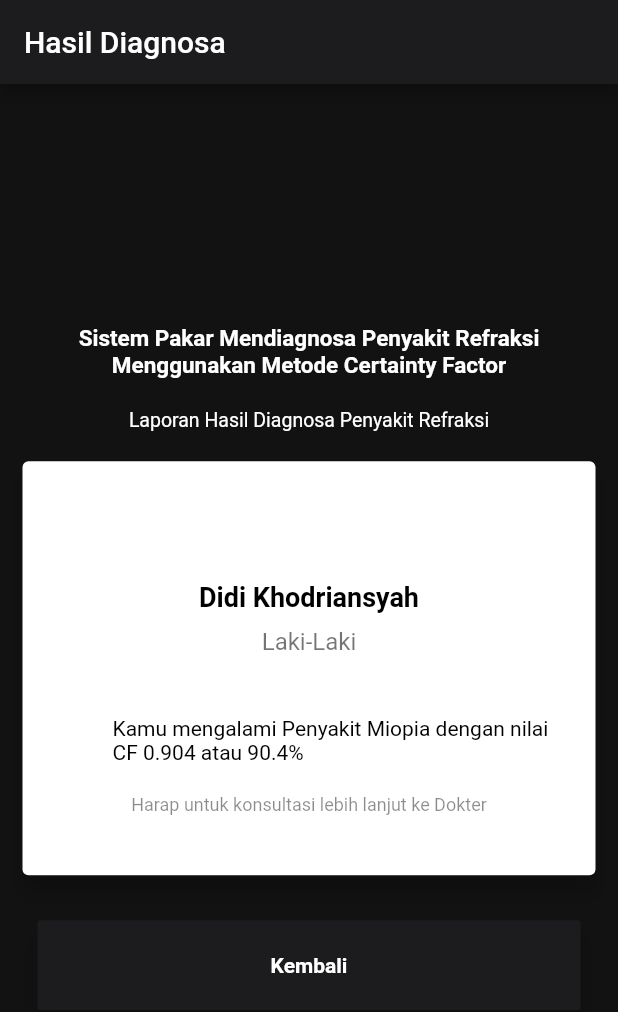
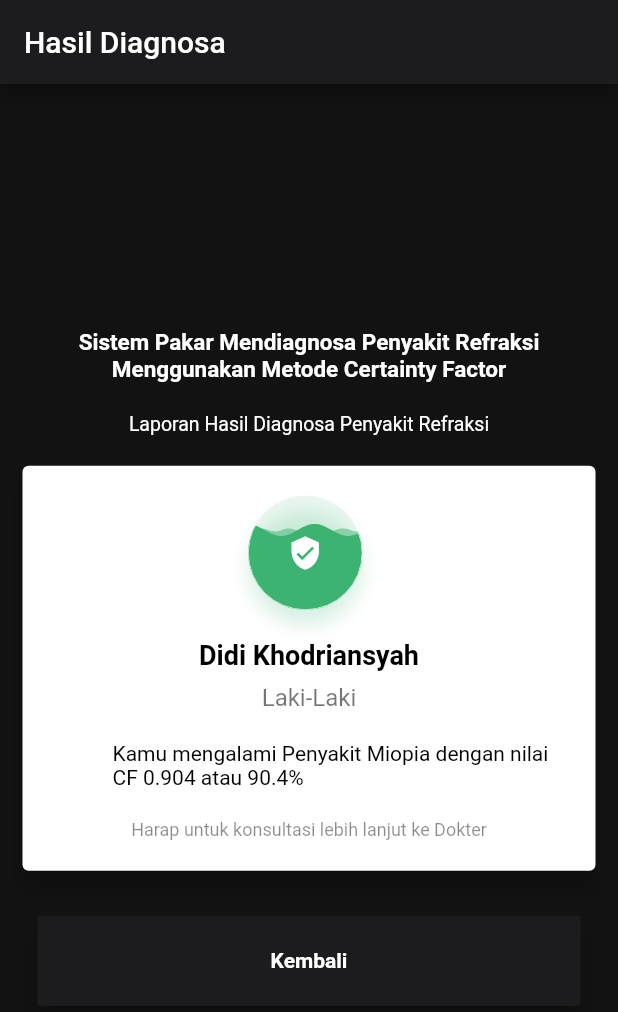
Before and after one commit to didiansyah/sistempakarfinal, a Flutter app: the HasilDiagnosa screen opened directly, on a phone screen of 412 x 824 dp. Shown: the top 1012 px of the screen. Run offline on Flutter 3.47's test engine with Material 2 defaults, Android fonts, the phone set to English and light mode, and no system bars; our stand-ins replace animated_text_kit, font_awesome_flutter, shared_preferences; missing offline and left inert: grouped_checkbox; accounts and stored records are empty; Roboto replaces fonts that are missing (Montserrat).

Commit message:
third commit

```diff
--- /dev/null
+++ b/lib/components/screensize.dart
@@ -0,0 +1,7 @@
+import 'package:flutter/material.dart';
+
+const double baseHeight = 650.0;
+
+double screenAwareSize(double size, BuildContext context) {
+  return size * MediaQuery.of(context).size.height / baseHeight;
+}
--- /dev/null
+++ b/lib/components/wave_progress.dart
@@ -0,0 +1,146 @@
+import 'dart:math';
+
+import 'package:flutter/material.dart';
+
+class WaveProgress extends StatefulWidget {
+  final double size;
+  final Color borderColor, fillColor;
+  final double progress;
+
+  WaveProgress(this.size, this.borderColor, this.fillColor, this.progress);
+
+  @override
+  WaveProgressState createState() => new WaveProgressState();
+}
+
+class WaveProgressState extends State<WaveProgress>
+    with TickerProviderStateMixin {
+  AnimationController controller;
+
+  @override
+  void initState() {
+    super.initState();
+    controller = AnimationController(
+      vsync: this,
+      duration: Duration(milliseconds: 2500),
+    );
+
+    controller.repeat();
+  }
+
+  @override
+  void dispose() {
+    controller.dispose();
+    super.dispose();
+  }
+
+  @override
+  Widget build(BuildContext context) {
+    return new Container(
+        width: widget.size,
+        height: widget.size,
+        decoration: new BoxDecoration(
+            color: widget.fillColor.withOpacity(.1),
+            shape: BoxShape.circle,
+            boxShadow: [
+              BoxShadow(
+                  color: widget.fillColor.withOpacity(.2),
+                  blurRadius: 10,
+                  offset: Offset(0, 10))
+            ]),
+        child: ClipPath(
+            clipper: CircleClipper(),
+            child: new AnimatedBuilder(
+                animation: controller,
+                builder: (BuildContext context, Widget child) {
+                  return new CustomPaint(
+                      painter: WaveProgressPainter(
+                          controller,
+                          widget.borderColor,
+                          widget.fillColor,
+                          widget.progress));
+                })));
+  }
+}
+
+class WaveProgressPainter extends CustomPainter {
+  Animation<double> _animation;
+  Color borderColor, fillColor;
+  double _progress;
+
+  WaveProgressPainter(
+      this._animation, this.borderColor, this.fillColor, this._progress)
+      : super(repaint: _animation);
+
+  @override
+  void paint(Canvas canvas, Size size) {
+    // draw small wave
+    Paint wave2Paint = new Paint()..color = fillColor.withOpacity(0.5);
+    double p = _progress / 100.0;
+    double n = 4.2;
+    double amp = 1.0;
+    double baseHeight = (1 - p) * size.height;
+
+    Path path = Path();
+    path.moveTo(0.0, baseHeight);
+    for (double i = 0.0; i < size.width; i++) {
+      path.lineTo(
+          i,
+          baseHeight +
+              sin((i / size.width * 2 * pi * n) +
+                      (_animation.value * 2 * pi) +
+                      pi * 1) *
+                  amp);
+    }
+
+    path.lineTo(size.width, size.height);
+    path.lineTo(0.0, size.height);
+    path.close();
+    canvas.drawPath(path, wave2Paint);
+
+    // draw big wave
+    Paint wave1Paint = new Paint()..color = fillColor;
+    n = 1.7;
+    amp = 4.0;
+
+    path = Path();
+    path.moveTo(0.0, baseHeight);
+    for (double i = 0.0; i < size.width; i++) {
+      path.lineTo(
+          i,
+          baseHeight +
+              sin((i / size.width * 2 * pi * n) + (_animation.value * 2 * pi)) *
+                  amp);
+    }
+
+    path.lineTo(size.width, size.height);
+    path.lineTo(0.0, size.height);
+    path.close();
+    canvas.drawPath(path, wave1Paint);
+
+    // draw border
+    Paint borderPaint = new Paint()
+      ..color = borderColor
+      ..style = PaintingStyle.stroke;
+
+    canvas.drawCircle(size.center(Offset.zero), size.width / 2, borderPaint);
+  }
+
+  @override
+  bool shouldRepaint(CustomPainter oldDelegate) => true;
+}
+
+class CircleClipper extends CustomClipper<Path> {
+  @override
+  Path getClip(Size size) {
+    return Path()
+      ..addOval(new Rect.fromCircle(
+          center: new Offset(size.width / 2, size.height / 2),
+          radius: size.width / 2));
+  }
+
+  @override
+  bool shouldReclip(CustomClipper<Path> oldClipper) {
+    return true;
+  }
+}
--- a/lib/screen/hasildiagnosa.dart
+++ b/lib/screen/hasildiagnosa.dart
@@ -1,5 +1,7 @@
 import 'package:flutter/material.dart';
 import 'package:sistempakarfinal/screen/homemain.dart';
+import 'package:sistempakarfinal/components/wave_progress.dart';
+import 'package:sistempakarfinal/components/screensize.dart';
 
 class HasilDiagnosa extends StatefulWidget {
   @override
@@ -62,12 +64,19 @@ class _HasilDiagnosaState extends State<HasilDiagnosa> {
               children: <Widget>[
                 Center(
                   child: Container(
-                    margin: EdgeInsets.only(top: 40.0),
+                    margin: EdgeInsets.only(top: 20.0),
                   ),
+                ),
+                vaweCard(
+                  context,
+                  "User",
+                  "Wave",
+                  Colors.grey.shade100,
+                  Color(0xFF3CB371),
                 ),
                 Center(
                   child: Container(
-                    margin: EdgeInsets.only(top: 40.0),
+                    margin: EdgeInsets.only(top: 20.0),
                     child: Text(
                       'Didi Khodriansyah',
                       style: TextStyle(
@@ -80,7 +89,7 @@ class _HasilDiagnosaState extends State<HasilDiagnosa> {
                 ),
                 Center(
                   child: Container(
-                    margin: EdgeInsets.only(top: 10.0),
+                    margin: EdgeInsets.only(top: 8.0),
                     child: Text(
                       'Laki-Laki',
                       style: TextStyle(
@@ -94,7 +103,7 @@ class _HasilDiagnosaState extends State<HasilDiagnosa> {
                   height: 10.0,
                 ),
                 Container(
-                  margin: EdgeInsets.only(left: 60, right: 20, top: 40),
+                  margin: EdgeInsets.only(left: 60, right: 20, top: 20),
                   child: Center(
                     child: Text(
                       "Kamu mengalami Penyakit Miopia dengan nilai CF 0.904 atau 90.4%",
@@ -104,7 +113,7 @@ class _HasilDiagnosaState extends State<HasilDiagnosa> {
                 ),
                 Center(
                   child: Container(
-                    margin: EdgeInsets.only(bottom: 40.0, top: 20.0),
+                    margin: EdgeInsets.only(bottom: 20.0, top: 20.0),
                     child: Text.rich(
                       TextSpan(
                         children: const <TextSpan>[
@@ -150,3 +159,38 @@ class _HasilDiagnosaState extends State<HasilDiagnosa> {
     );
   }
 }
+
+Widget vaweCard(BuildContext context, String name, String fields,
+    Color fillColor, Color bgColor) {
+  return Container(
+    margin: EdgeInsets.only(
+      right: 20,
+    ),
+    padding: EdgeInsets.only(left: 15),
+    height: screenAwareSize(60, context),
+    decoration: BoxDecoration(
+      borderRadius: BorderRadius.circular(6),
+    ),
+    child: Row(
+      crossAxisAlignment: CrossAxisAlignment.center,
+      mainAxisAlignment: MainAxisAlignment.center,
+      children: <Widget>[
+        Stack(
+          alignment: Alignment.center,
+          children: <Widget>[
+            WaveProgress(
+              screenAwareSize(60, context),
+              fillColor,
+              bgColor,
+              70,
+            ),
+            IconButton(
+                icon: Icon(Icons.verified_user),
+                color: Colors.white,
+                onPressed: () {}),
+          ],
+        ),
+      ],
+    ),
+  );
+}
```
